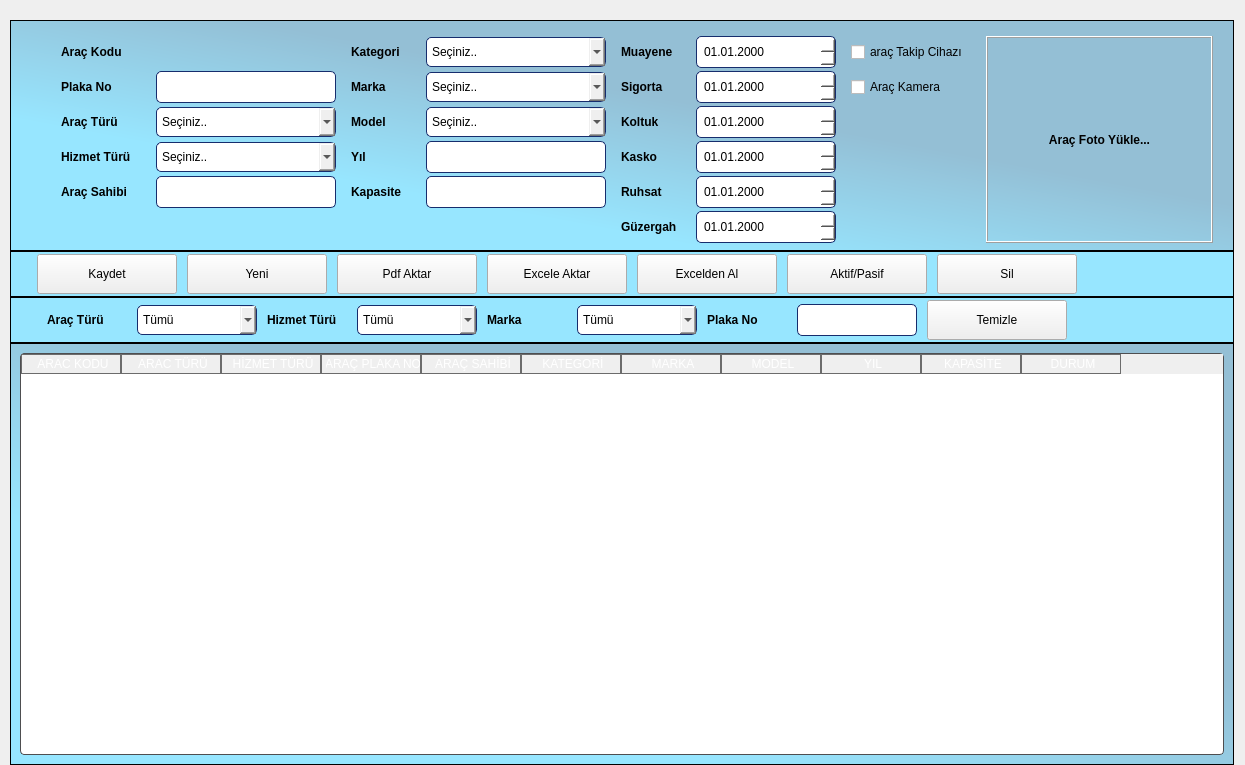
The window that ui/ui_files/vehicles_window.ui (AyhanErcan70/SATTUP) describes before a commit, drawn with Qt 5.
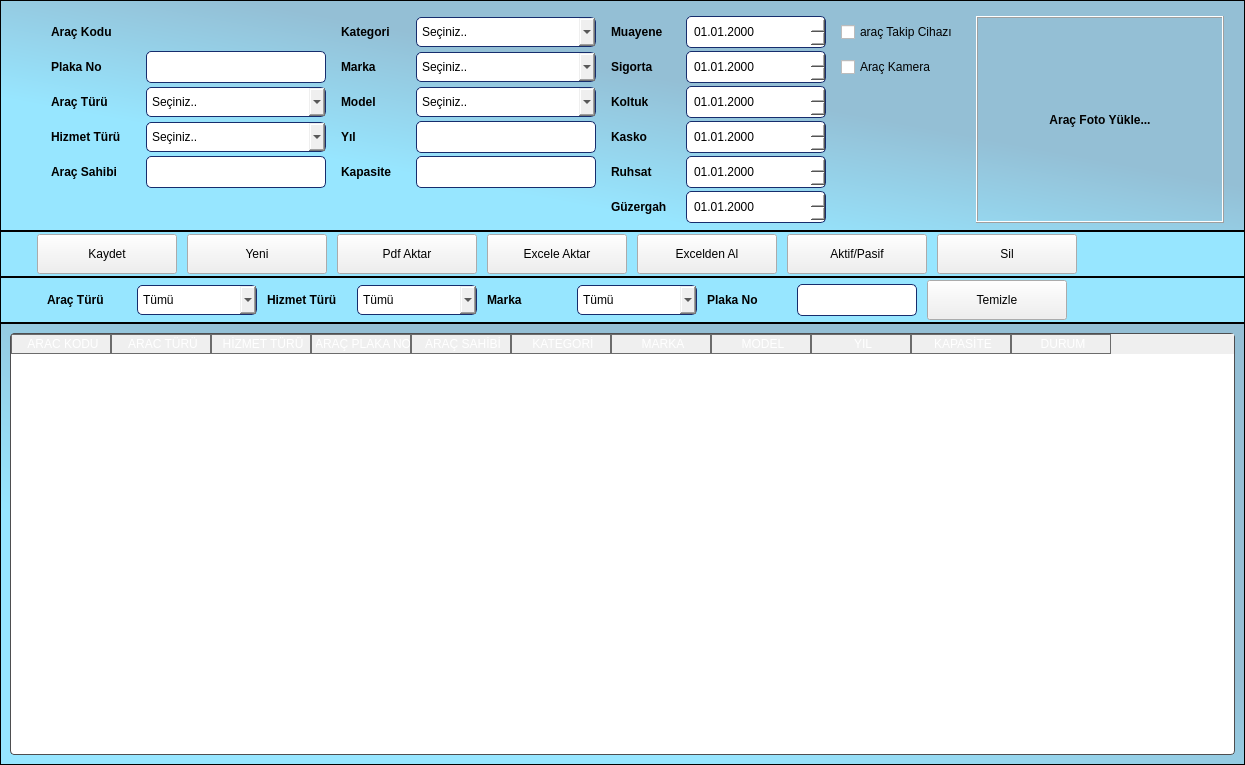
The same window after the commit.

Patch:
```diff
--- a/ui/ui_files/vehicles_window.ui
+++ b/ui/ui_files/vehicles_window.ui
@@ -97,10 +97,13 @@
   </property>
   <layout class="QGridLayout" name="gridLayout_8">
    <property name="leftMargin">
-    <number>10</number>
+    <number>0</number>
    </property>
    <property name="topMargin">
-    <number>20</number>
+    <number>0</number>
+   </property>
+   <property name="rightMargin">
+    <number>0</number>
    </property>
    <property name="bottomMargin">
     <number>0</number>
```
